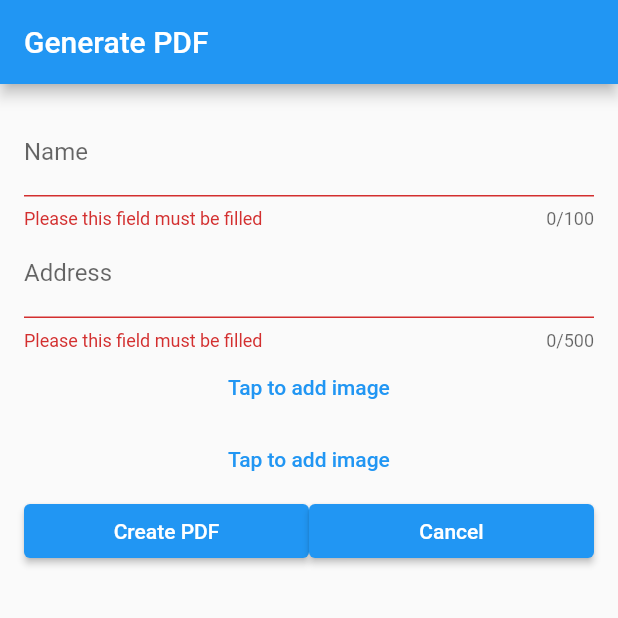
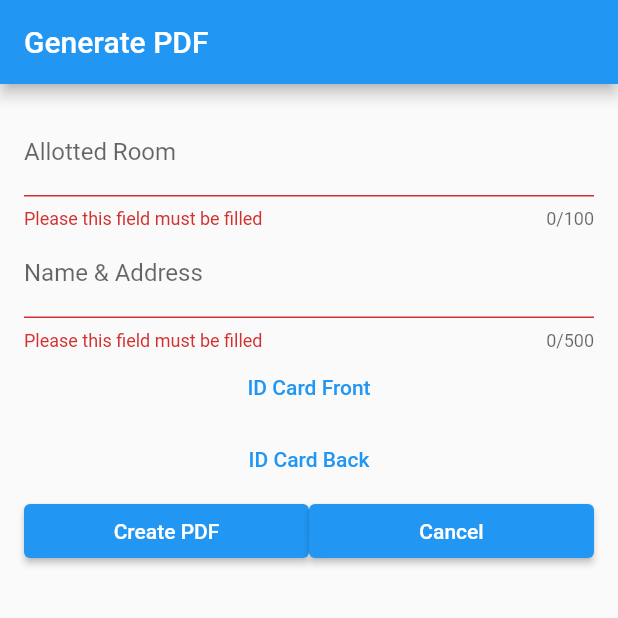
Before and after one commit to 528224/hotel_guest_tracker, a Flutter app: the screen it shows after launch, after a tap on "Create PDF", on a phone screen of 412 x 824 dp, the top half of it. Run offline on Flutter 3.47's test engine with Material 2 defaults, Android fonts, the phone set to English and light mode, and no system bars; our stand-ins replace get, image_picker, open_file; missing offline and left inert: syncfusion_flutter_pdf.

Commit message:
initial commit - pdf generation

```diff
--- a/lib/commonWidgets.dart
+++ b/lib/commonWidgets.dart
@@ -18,21 +18,22 @@ Widget getCommonProgressWidget() {
   return Center(child: CircularProgressIndicator());
 }
 
-Widget getCommonAddAndPreviewImageWidget(Rx<XFile> imageFileRx) {
+Widget getCommonAddAndPreviewImageWidget(
+    {required Rx<XFile> imageFileRx, String? name}) {
   var imagePath = imageFileRx.value.path;
   if (imagePath.isEmpty) {
-    return _getImageSelectButton(imageFileRx);
+    return _getImageSelectButton(imageFileRx, name);
   } else {
     return _getImagePreviewSection(imageFileRx);
   }
 }
 
-_getImageSelectButton(Rx<XFile> imageFileRx) {
+_getImageSelectButton(Rx<XFile> imageFileRx, String? name) {
   return TextButton(
       onPressed: () {
         _selectImage(imageFileRx);
       },
-      child: Text('Tap to add image'));
+      child: Text(name ?? 'Tap to add image'));
 }
 
 _getImagePreviewSection(Rx<XFile> imageFileRx) {
--- a/lib/createPDFWidget.dart
+++ b/lib/createPDFWidget.dart
@@ -22,16 +22,17 @@ class CreatePDFWidget extends StatelessWidget {
               mainAxisAlignment: MainAxisAlignment.center,
               children: [
                 TextFormField(
-                  controller: controller.nameController,
-                  decoration: const InputDecoration(labelText: 'Name'),
+                  controller: controller.allottedRoomController,
+                  decoration: const InputDecoration(labelText: 'Allotted Room'),
                   validator: controller.validator,
                   minLines: 1,
                   maxLines: 2,
                   maxLength: 100,
                 ),
                 TextFormField(
-                  controller: controller.addressController,
-                  decoration: const InputDecoration(labelText: 'Address'),
+                  controller: controller.nameAndAddressController,
+                  decoration:
+                      const InputDecoration(labelText: 'Name & Address'),
                   validator: controller.validator,
                   minLines: 1,
                   maxLines: 10,
@@ -54,13 +55,15 @@ class CreatePDFWidget extends StatelessWidget {
 
   _getAddAndPreviewImage1Widget() {
     return Obx(() {
-      return getCommonAddAndPreviewImageWidget(controller.image1);
+      return getCommonAddAndPreviewImageWidget(
+          imageFileRx: controller.image1, name: "ID Card Front");
     });
   }
 
   _getAddAndPreviewImage2Widget() {
     return Obx(() {
-      return getCommonAddAndPreviewImageWidget(controller.image2);
+      return getCommonAddAndPreviewImageWidget(
+          imageFileRx: controller.image2, name: "ID Card Back");
     });
   }
 }
--- a/lib/createPdfControlller.dart
+++ b/lib/createPdfControlller.dart
@@ -12,8 +12,8 @@ import 'mobile.dart';
 
 class CreatePDFController extends GetxController {
   final requestFormKey = GlobalKey<FormState>();
-  final nameController = TextEditingController();
-  final addressController = TextEditingController();
+  final allottedRoomController = TextEditingController();
+  final nameAndAddressController = TextEditingController();
 
   var isLoading = false;
 
@@ -29,8 +29,8 @@ class CreatePDFController extends GetxController {
 
   @override
   void onClose() {
-    nameController.dispose();
-    addressController.dispose();
+    allottedRoomController.dispose();
+    nameAndAddressController.dispose();
     image1.close();
     image2.close();
     super.onClose();
@@ -62,33 +62,58 @@ class CreatePDFController extends GetxController {
             PdfDocument document = PdfDocument();
             final page = document.pages.add();
 
+            var width = page.size.width;
+            var height = page.size.height;
+
+            var image0Data = await _readImageData('bhoomika_card.jpeg');
+            page.graphics.drawImage(
+                PdfBitmap(image0Data), Rect.fromLTWH(110, 0, 300, 160));
+
+            var dateTime = DateTime.now();
+
+            page.graphics.drawString('Date&Time: ${dateTime.toString()}',
+                PdfStandardFont(PdfFontFamily.helvetica, 12),
+                bounds: Rect.fromLTWH(width - 250, 180, 250, 30));
+
             page.graphics.drawString(
-                'Name: ${nameController.value.text} \nAddress: ${addressController.value.text}',
-                PdfStandardFont(PdfFontFamily.helvetica, 30));
+                'Allotted Room: ${allottedRoomController.value.text} \nName & Address: ${nameAndAddressController.value.text}',
+                PdfStandardFont(PdfFontFamily.helvetica, 12),
+                bounds: Rect.fromLTWH(0, 225, width, 150));
 
+            page.graphics.drawString(
+                'ID Proof Front:', PdfStandardFont(PdfFontFamily.helvetica, 12),
+                bounds: Rect.fromLTWH(0, 325, 200, 25));
             var image1Data = await image1.value.readAsBytes();
             page.graphics.drawImage(
-                PdfBitmap(image1Data), Rect.fromLTWH(0, 150, 250, 250));
+                PdfBitmap(image1Data), Rect.fromLTWH(0, 350, 250, 250));
 
-            // var image2Data = await _readImageData(image2.value.path);
+            page.graphics.drawString(
+                'ID Proof Back:', PdfStandardFont(PdfFontFamily.helvetica, 12),
+                bounds: Rect.fromLTWH(300, 325, 200, 25));
             var image2Data = await image2.value.readAsBytes();
             page.graphics.drawImage(
-                PdfBitmap(image2Data), Rect.fromLTWH(0, 410, 300, 300));
+                PdfBitmap(image2Data), Rect.fromLTWH(300, 350, 250, 250));
+
+            page.graphics.drawString(
+                'Sign: ___', PdfStandardFont(PdfFontFamily.helvetica, 12),
+                bounds: Rect.fromLTWH(16, height - 150, 350, 50));
+
+            page.graphics.drawString(
+                'Date: ___', PdfStandardFont(PdfFontFamily.helvetica, 12),
+                bounds: Rect.fromLTWH(width - 200, height - 150, 200, 50));
 
             List<int> bytes = document.save();
             document.dispose();
 
-            saveAndLaunchFile(bytes, '${nameController.value.text}.pdf');
+            saveAndLaunchFile(bytes, '${dateTime.toString()}.pdf');
           }
         },
         loadingWidget: getCommonProgressWidget(),
         opacity: 0.7);
   }
 
-  _createPDF() {}
-
-  Future<Uint8List> _readImageData(String path) async {
-    final data = await rootBundle.load(path);
+  Future<Uint8List> _readImageData(String name) async {
+    final data = await rootBundle.load('images/$name');
     return data.buffer.asUint8List(data.offsetInBytes, data.lengthInBytes);
   }
 }
--- a/lib/main.dart
+++ b/lib/main.dart
@@ -78,7 +78,7 @@ class _MyHomePageState extends State<MyHomePage> {
     page.graphics.drawString('Welcome to PDF Succinctly!',
         PdfStandardFont(PdfFontFamily.helvetica, 30));
 
-    var imageData = await _readImageData('Pdf_Succinctly.png');
+    var imageData = await _readImageData('bhoomika_card.jpeg');
     page.graphics
         .drawImage(PdfBitmap(imageData), Rect.fromLTWH(0, 100, 440, 550));
 
--- a/pubspec.yaml
+++ b/pubspec.yaml
@@ -53,7 +53,7 @@ flutter:
   #   - images/a_dot_burr.jpeg
   #   - images/a_dot_ham.jpeg
   assets:
-    - images/Pdf_Succinctly.png
+    - images/bhoomika_card.jpeg
 
   # An image asset can refer to one or more resolution-specific "variants", see
   # https://flutter.dev/assets-and-images/#resolution-aware.
```
Also changed, not shown: images/Pdf_Succinctly.png (deleted), images/bhoomika_card.jpeg (added), 7 other files.
